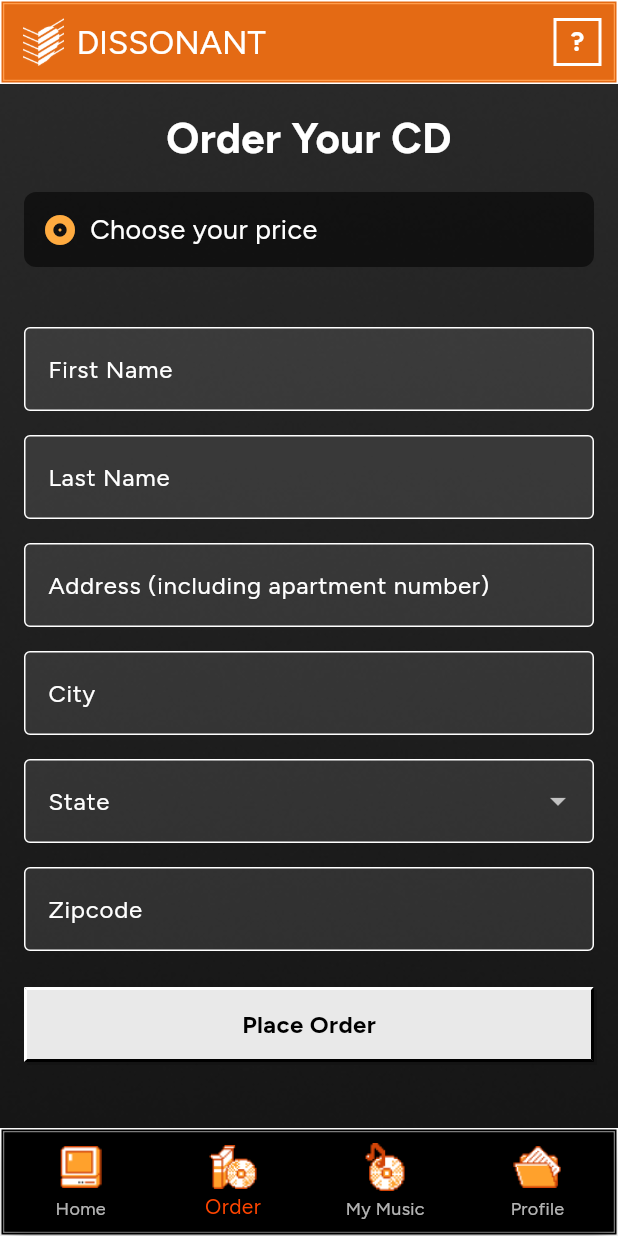
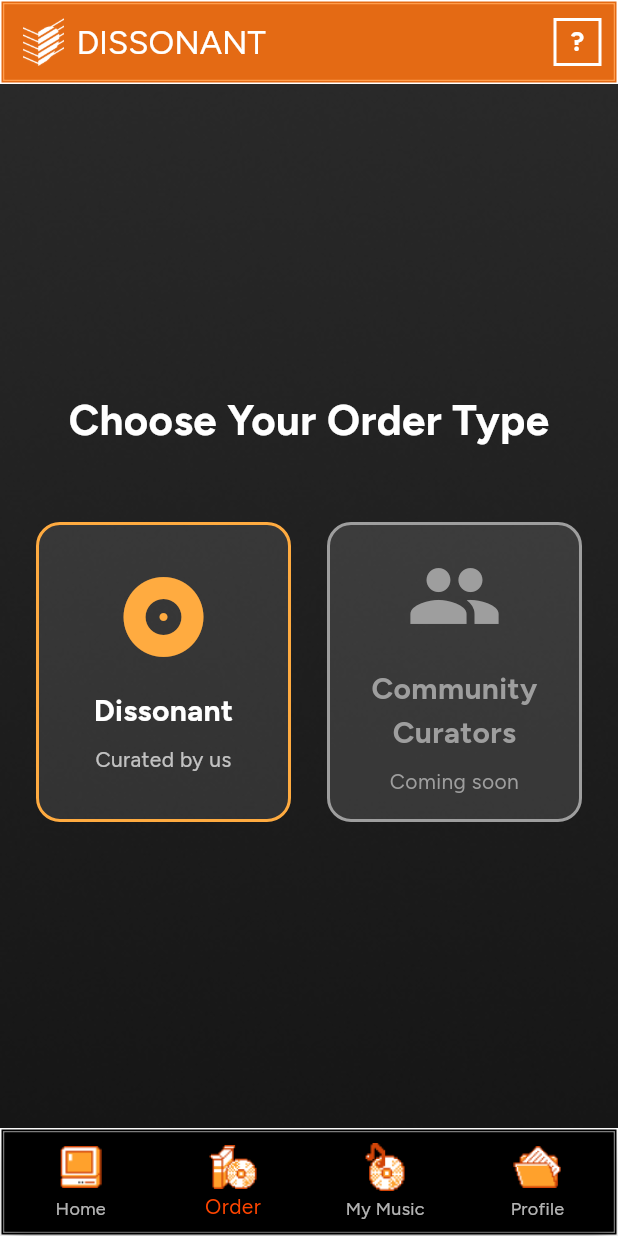
Before and after one commit to kogner258/newapp, a Flutter app: the screen it shows once a user with an empty profile is signed in, item 2 of the bottom bar chosen, on a phone screen of 412 x 824 dp. Run offline on Flutter 3.47's test engine with Material 3 defaults, Android fonts, the phone set to English and light mode, and no system bars; drawn by our look-alikes of keyboard_actions; our stand-ins replace cached_network_image, carousel_slider, cloud_firestore, firebase_auth, firebase_core, firebase_crashlytics and 7 more; missing offline and left inert: flutter_stripe, oauth1; accounts and stored records are empty; project files that could hold a hidden picture were left out.

Commit message:
new order path and fixing bug

```diff
--- a/lib/main.dart
+++ b/lib/main.dart
@@ -18,6 +18,7 @@ import 'package:google_fonts/google_fonts.dart';
 import 'package:flutter_stripe/flutter_stripe.dart';
 import 'package:flutter/services.dart';
 import 'package:flutter_native_splash/flutter_native_splash.dart';
+import 'screens/order_selection_screen.dart';
 
 void main() async {
   WidgetsBinding widgetsBinding = WidgetsFlutterBinding.ensureInitialized();
@@ -165,7 +166,7 @@ class _MyHomePageState extends State<MyHomePage> {
       GlobalKey<NavigatorState>();
 
   final List<Widget> _plainPages = [
-    OrderScreen(),
+    OrderSelectionScreen(),
     MyMusicScreen(),
     ProfileScreen(),
   ];
--- /dev/null
+++ b/lib/screens/order_selection_screen.dart
@@ -0,0 +1,195 @@
+import 'package:flutter/material.dart';
+import 'package:firebase_auth/firebase_auth.dart';
+import 'package:cloud_firestore/cloud_firestore.dart';
+import '../widgets/grainy_background_widget.dart';
+import 'order_screen.dart';
+
+class OrderSelectionScreen extends StatefulWidget {
+  @override
+  _OrderSelectionScreenState createState() => _OrderSelectionScreenState();
+}
+
+class _OrderSelectionScreenState extends State<OrderSelectionScreen> {
+  bool _isLoading = true;
+  bool _hasOrdered = false;
+  String _mostRecentOrderStatus = '';
+
+  @override
+  void initState() {
+    super.initState();
+    _fetchMostRecentOrderStatus();
+  }
+
+  Future<void> _fetchMostRecentOrderStatus() async {
+    final user = FirebaseAuth.instance.currentUser;
+    if (user != null) {
+      QuerySnapshot orderSnapshot = await FirebaseFirestore.instance
+          .collection('orders')
+          .where('userId', isEqualTo: user.uid)
+          .orderBy('timestamp', descending: true)
+          .limit(1)
+          .get();
+
+      if (orderSnapshot.docs.isNotEmpty) {
+        DocumentSnapshot orderDoc = orderSnapshot.docs.first;
+        String status = orderDoc['status'] ?? '';
+        if (!mounted) return;
+        setState(() {
+          _mostRecentOrderStatus = status;
+          _hasOrdered = !(status == 'kept' || status == 'returnedConfirmed');
+          _isLoading = false;
+        });
+      } else {
+        if (!mounted) return;
+        setState(() {
+          _hasOrdered = false;
+          _isLoading = false;
+        });
+      }
+    } else {
+      setState(() {
+        _isLoading = false;
+      });
+    }
+  }
+
+  @override
+  Widget build(BuildContext context) {
+    return Scaffold(
+      resizeToAvoidBottomInset: false,
+      body: BackgroundWidget(
+        child: _isLoading
+            ? Center(child: CircularProgressIndicator())
+            : _hasOrdered
+                ? _buildPlaceOrderMessage(_mostRecentOrderStatus)
+                : _buildSelectionScreen(),
+      ),
+    );
+  }
+
+  Widget _buildPlaceOrderMessage(String status) {
+    String message;
+    if (status == 'returned') {
+      message = "Once we've confirmed your return you'll be able to order another album!";
+    } else if (status == 'pending' || status == 'sent' || status == 'new') {
+      message = "Thanks for placing an order! You will be able to place another once this one is completed.";
+    } else {
+      message = "You can now place a new order.";
+    }
+    return Center(
+      child: Padding(
+        padding: const EdgeInsets.all(16.0),
+        child: Text(
+          message,
+          style: TextStyle(fontSize: 24, color: Colors.white),
+          textAlign: TextAlign.center,
+        ),
+      ),
+    );
+  }
+
+  Widget _buildSelectionScreen() {
+    return SafeArea(
+      child: Padding(
+        padding: const EdgeInsets.all(24.0),
+        child: Column(
+          mainAxisAlignment: MainAxisAlignment.center,
+          children: [
+            Text(
+              'Choose Your Order Type',
+              style: TextStyle(
+                fontSize: 28,
+                fontWeight: FontWeight.bold,
+                color: Colors.white,
+              ),
+              textAlign: TextAlign.center,
+            ),
+            SizedBox(height: 48),
+            Row(
+              children: [
+                Expanded(
+                  child: _buildOrderOption(
+                    icon: Icons.album,
+                    title: 'Dissonant',
+                    subtitle: 'Curated by us',
+                    onTap: () {
+                      Navigator.push(
+                        context,
+                        MaterialPageRoute(
+                          builder: (context) => OrderScreen(),
+                        ),
+                      );
+                    },
+                    isEnabled: true,
+                  ),
+                ),
+                SizedBox(width: 24.0),
+                Expanded(
+                  child: _buildOrderOption(
+                    icon: Icons.people,
+                    title: 'Community\nCurators',
+                    subtitle: 'Coming soon',
+                    onTap: null,
+                    isEnabled: false,
+                  ),
+                ),
+              ],
+            ),
+          ],
+        ),
+      ),
+    );
+  }
+
+  Widget _buildOrderOption({
+    required IconData icon,
+    required String title,
+    required String subtitle,
+    required VoidCallback? onTap,
+    required bool isEnabled,
+  }) {
+    return GestureDetector(
+      onTap: isEnabled ? onTap : null,
+      child: Container(
+        height: 200,
+        decoration: BoxDecoration(
+          color: isEnabled ? Colors.white10 : Colors.white12,
+          borderRadius: BorderRadius.circular(16.0),
+          border: Border.all(
+            color: isEnabled ? Colors.orangeAccent : Colors.grey,
+            width: 2,
+          ),
+        ),
+        child: Column(
+          mainAxisAlignment: MainAxisAlignment.center,
+          children: [
+            Icon(
+              icon,
+              size: 64,
+              color: isEnabled ? Colors.orangeAccent : Colors.grey,
+            ),
+            SizedBox(height: 16),
+            Text(
+              title,
+              style: TextStyle(
+                fontSize: 20,
+                fontWeight: FontWeight.bold,
+                color: isEnabled ? Colors.white : Colors.grey,
+              ),
+              textAlign: TextAlign.center,
+            ),
+            SizedBox(height: 8),
+            Text(
+              subtitle,
+              style: TextStyle(
+                fontSize: 14,
+                color: isEnabled ? Colors.white70 : Colors.grey,
+              ),
+              textAlign: TextAlign.center,
+            ),
+          ],
+        ),
+      ),
+    );
+  }
+}
```
Also changed, not shown: lib/screens/album_detail_screen.dart (+17 -12 lines), firebase.json (added), 16 other files.
